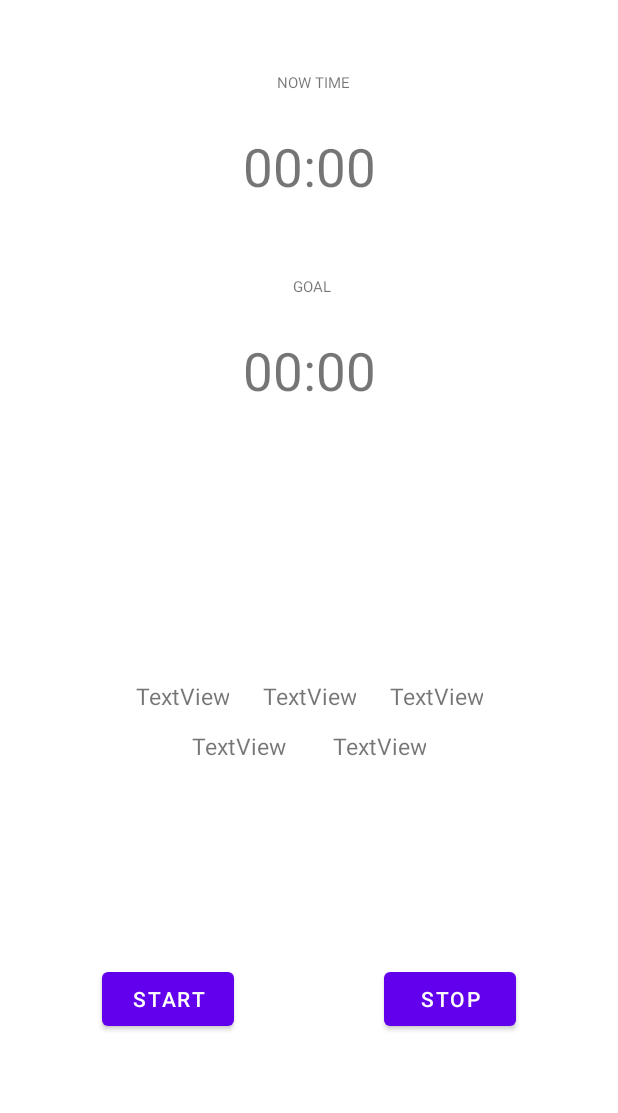
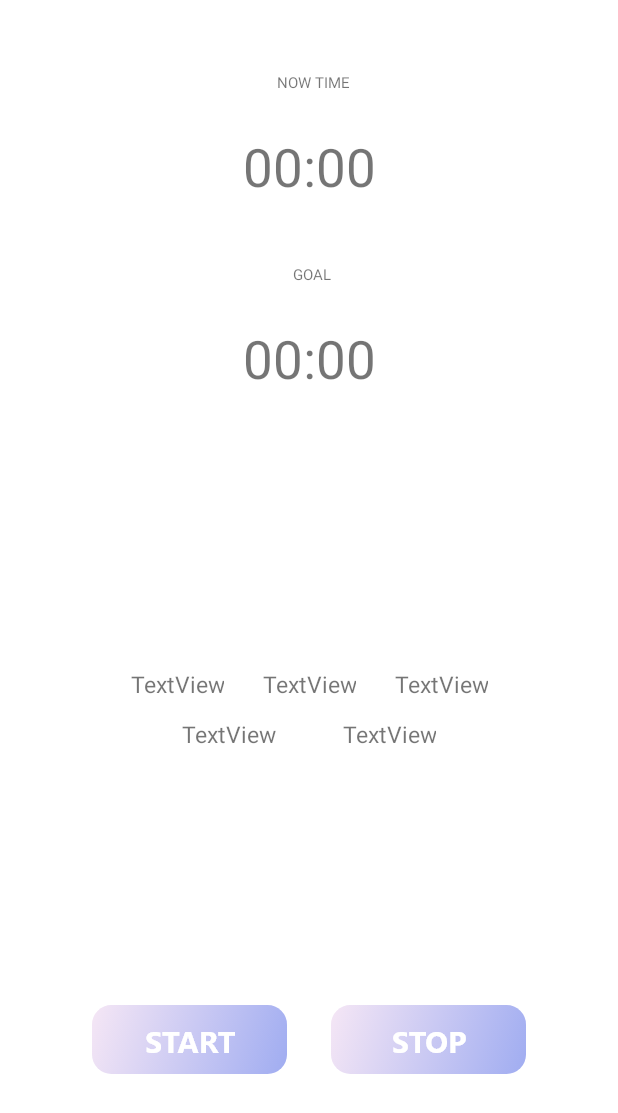
Before and after one commit to MinwooP/Hitthetime, an Android app: the TimeAttackActivity screen opened directly, with no data from a screen before it, on a phone screen of 412 x 824 dp. Shown: the top 1113 px of the screen. Run offline under Robolectric (Android 15) with nearby library versions, the phone set to English and light mode, and no system bars.

Commit message:
design UI

```diff
--- a/app/src/main/java/com/example/hitthetimetoandrod/TimeAttackActivity.java
+++ b/app/src/main/java/com/example/hitthetimetoandrod/TimeAttackActivity.java
@@ -9,6 +9,7 @@ import android.os.SystemClock;
 import android.util.Log;
 import android.view.View;
 import android.widget.Button;
+import android.widget.ImageButton;
 import android.widget.TextView;
 
 import com.airbnb.lottie.LottieAnimationView;
@@ -21,7 +22,7 @@ import java.util.StringTokenizer;
 public class TimeAttackActivity extends AppCompatActivity {
     private static final String ARG_PARAM1 = "param1";
     private static final String ARG_PARAM2 = "param2";
-    private Button btn_Start, btn_Stop, btn_Reset;
+    private ImageButton btn_Start, btn_Stop, btn_Reset;
     private LottieAnimationView animationView;
     private TextView text_Goal, text_Now, text_Score1, text_Score2, text_Score3, text_Score4, text_Score5;
     private long MillisecondTime, StartTime, TimeBuff, UpdateTime = 0L;
@@ -46,8 +47,8 @@ public class TimeAttackActivity extends AppCompatActivity {
         super.onCreate(savedInstanceState);
         setContentView(R.layout.activity_time_attack);
         handler = new Handler();
-        btn_Start = (Button) findViewById(R.id.btn_start);
-        btn_Stop = (Button) findViewById(R.id.btn_stop);
+        btn_Start = (ImageButton) findViewById(R.id.btn_start);
+        btn_Stop = (ImageButton) findViewById(R.id.btn_stop);
 
         text_Now = (TextView) findViewById(R.id.text_nowTime);
         text_Goal = (TextView) findViewById(R.id.text_goalTime);
--- a/app/src/main/res/layout/activity_time_attack.xml
+++ b/app/src/main/res/layout/activity_time_attack.xml
@@ -5,41 +5,17 @@
     android:layout_width="match_parent"
     android:layout_height="match_parent"
     tools:context=".TimeAttackActivity">
-    <!-- TODO: Update blank fragment layout -->
-    <androidx.constraintlayout.widget.ConstraintLayout
-        android:layout_width="match_parent"
-        android:layout_height="match_parent"
-        tools:context=".GameFragment">
-
-        <!-- TODO: Update blank fragment layout -->
-        <androidx.constraintlayout.widget.ConstraintLayout
-            android:layout_width="match_parent"
-            android:layout_height="match_parent"
-            tools:context=".GameFragment"
-            tools:layout_editor_absoluteX="-16dp"
-            tools:layout_editor_absoluteY="-134dp">
-
-            <!-- TODO: Update blank fragment layout -->
-
-            <com.airbnb.lottie.LottieAnimationView
-                android:id="@+id/animation_view"
-                android:layout_width="95dp"
-                android:layout_height="101dp"
-                android:layout_marginTop="40dp"
-                android:foregroundGravity="center"
-                app:layout_constraintEnd_toEndOf="parent"
-                app:layout_constraintStart_toStartOf="parent"
-                app:layout_constraintTop_toBottomOf="@+id/text_goalTime"
-                app:lottie_autoPlay="true" />
 
     <TextView
         android:id="@+id/text_title_nowTime"
         android:layout_width="100dp"
         android:layout_height="30dp"
         android:layout_marginTop="40dp"
+        android:layout_marginBottom="16dp"
         android:gravity="center"
         android:text="NOW TIME"
         android:textSize="10sp"
+        app:layout_constraintBottom_toTopOf="@+id/text_nowTime"
         app:layout_constraintEnd_toEndOf="parent"
         app:layout_constraintHorizontal_bias="0.508"
         app:layout_constraintStart_toStartOf="parent"
@@ -49,10 +25,11 @@
         android:id="@+id/text_nowTime"
         android:layout_width="170dp"
         android:layout_height="50dp"
-                android:layout_marginTop="16dp"
+        android:layout_marginBottom="32dp"
         android:gravity="center"
         android:text="00:00"
         android:textSize="35sp"
+        app:layout_constraintBottom_toTopOf="@+id/text_title_goalTime"
         app:layout_constraintEnd_toEndOf="parent"
         app:layout_constraintHorizontal_bias="0.502"
         app:layout_constraintStart_toStartOf="parent"
@@ -62,10 +39,11 @@
         android:id="@+id/text_title_goalTime"
         android:layout_width="100dp"
         android:layout_height="30dp"
-                android:layout_marginTop="40dp"
+        android:layout_marginBottom="16dp"
         android:gravity="center"
         android:text="GOAL"
         android:textSize="10sp"
+        app:layout_constraintBottom_toTopOf="@+id/text_goalTime"
         app:layout_constraintEnd_toEndOf="parent"
         app:layout_constraintHorizontal_bias="0.504"
         app:layout_constraintStart_toStartOf="parent"
@@ -77,41 +55,27 @@
         android:id="@+id/text_goalTime"
         android:layout_width="170dp"
         android:layout_height="50dp"
-                android:layout_marginTop="16dp"
+        android:layout_marginBottom="40dp"
         android:gravity="center"
         android:text="00:00"
         android:textSize="35sp"
+        app:layout_constraintBottom_toTopOf="@+id/animation_view"
         app:layout_constraintEnd_toEndOf="parent"
         app:layout_constraintHorizontal_bias="0.502"
         app:layout_constraintStart_toStartOf="parent"
         app:layout_constraintTop_toBottomOf="@+id/text_title_goalTime" />
 
-
-            <Button
-                android:id="@+id/btn_stop"
-                android:layout_width="wrap_content"
-                android:layout_height="wrap_content"
-                android:layout_marginEnd="68dp"
-                android:layout_marginRight="68dp"
-                android:gravity="center"
-                android:text="Stop"
-                app:layout_constraintBottom_toBottomOf="parent"
+    <com.airbnb.lottie.LottieAnimationView
+        android:id="@+id/animation_view"
+        android:layout_width="95dp"
+        android:layout_height="101dp"
+        android:layout_marginBottom="40dp"
+        android:foregroundGravity="center"
+        app:layout_constraintBottom_toTopOf="@+id/score2"
         app:layout_constraintEnd_toEndOf="parent"
-                app:layout_constraintHorizontal_bias="1.0"
-                app:layout_constraintStart_toEndOf="@+id/btn_start"
-                app:layout_constraintTop_toBottomOf="@+id/score5" />
-
-            <Button
-                android:id="@+id/btn_start"
-                android:layout_width="wrap_content"
-                android:layout_height="wrap_content"
-                android:layout_marginStart="68dp"
-                android:layout_marginLeft="68dp"
-                android:gravity="center"
-                android:text="START"
-                app:layout_constraintBottom_toBottomOf="parent"
         app:layout_constraintStart_toStartOf="parent"
-                app:layout_constraintTop_toBottomOf="@+id/score4" />
+        app:layout_constraintTop_toBottomOf="@+id/text_goalTime"
+        app:lottie_autoPlay="true" />
 
     <TextView
         android:id="@+id/score1"
@@ -174,7 +138,40 @@
         app:layout_constraintEnd_toEndOf="@+id/btn_stop"
         app:layout_constraintTop_toBottomOf="@+id/score2" />
 
+    <ImageButton
+        android:id="@+id/btn_stop"
+        android:layout_width="wrap_content"
+        android:layout_height="wrap_content"
+        android:layout_marginTop="121dp"
+        android:layout_marginEnd="32dp"
+        android:layout_marginRight="32dp"
+        android:layout_marginBottom="60dp"
+        android:background="@android:color/transparent"
+        android:gravity="center"
+        android:scaleType="fitCenter"
+        android:src="@drawable/ic_stop_btn"
+        android:text="Stop"
+        app:layout_constraintBottom_toBottomOf="parent"
+        app:layout_constraintEnd_toEndOf="parent"
+        app:layout_constraintHorizontal_bias="1.0"
+        app:layout_constraintStart_toEndOf="@+id/btn_start"
+        app:layout_constraintTop_toBottomOf="@+id/score5" />
 
+    <ImageButton
+        android:id="@+id/btn_start"
+        android:layout_width="wrap_content"
+        android:layout_height="wrap_content"
+        android:layout_marginStart="32dp"
+        android:layout_marginLeft="32dp"
+        android:layout_marginTop="121dp"
+        android:layout_marginBottom="60dp"
+        android:background="@android:color/transparent"
+        android:gravity="center"
+        android:scaleType="fitCenter"
+        android:src="@drawable/ic_start_btn"
+        android:text="START"
+        app:layout_constraintBottom_toBottomOf="parent"
+        app:layout_constraintEnd_toStartOf="@+id/btn_stop"
+        app:layout_constraintStart_toStartOf="parent"
+        app:layout_constraintTop_toBottomOf="@+id/score4" />
 </androidx.constraintlayout.widget.ConstraintLayout>
-    </androidx.constraintlayout.widget.ConstraintLayout>
-</androidx.constraintlayout.widget.ConstraintLayout>
```
Also changed, not shown: app/src/main/java/com/example/hitthetimetoandrod/GameFragment.java (+3 -19 lines), app/src/main/res/layout/activity_popup_game_over.xml (+29 -27 lines), app/src/main/res/layout/fragment_game.xml (+11 -11 lines), app/src/main/res/drawable-hdpi/ic_start_btn.png (added), app/src/main/res/drawable-hdpi/ic_stop_btn.png (added), app/src/main/res/drawable-ldpi/ic_start_btn.png (added), app/src/main/res/drawable-ldpi/ic_stop_btn.png (added), app/src/main/res/drawable-mdpi/ic_start_btn.png (added), app/src/main/res/drawable-mdpi/ic_stop_btn.png (added), app/src/main/res/drawable-xhdpi/ic_start_btn.png (added), app/src/main/res/drawable-xhdpi/ic_stop_btn.png (added), app/src/main/res/drawable-xxhdpi/ic_start_btn.png (added), app/src/main/res/drawable-xxhdpi/ic_stop_btn.png (added), app/src/main/res/drawable-xxxhdpi/ic_start_btn.png (added), 1 more files. Lines whose indentation alone changed are shown as unchanged.
